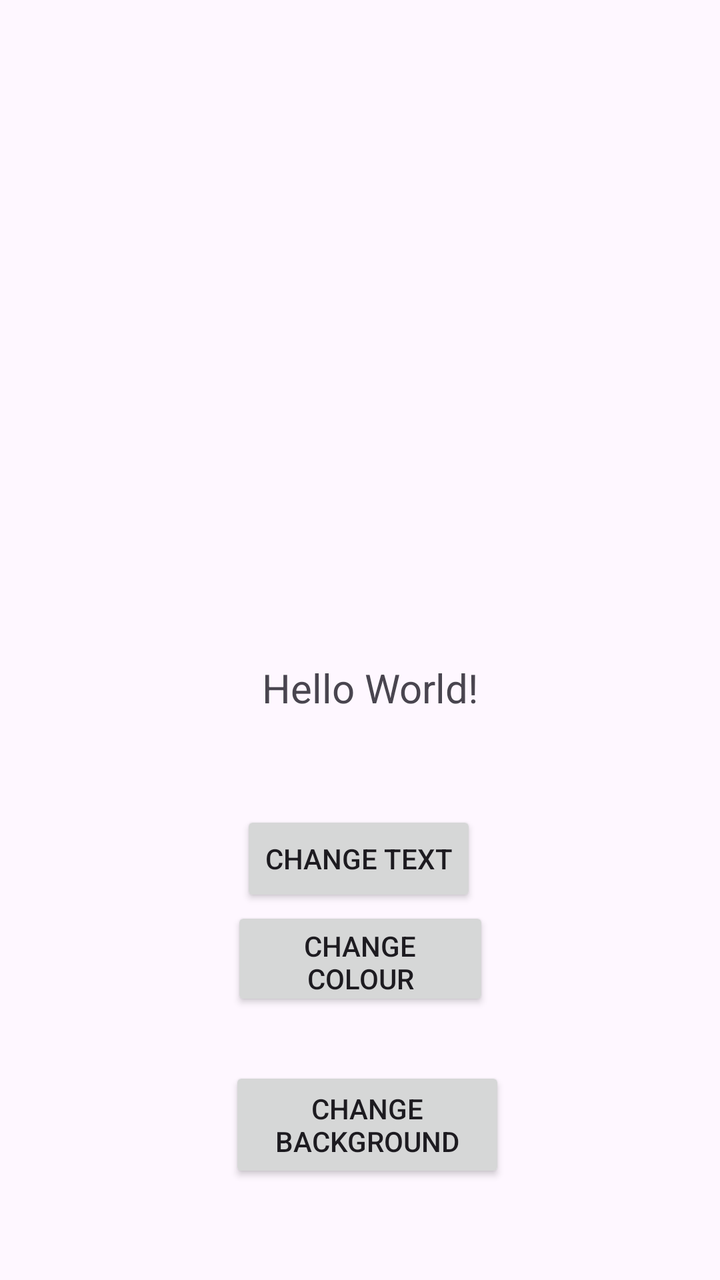
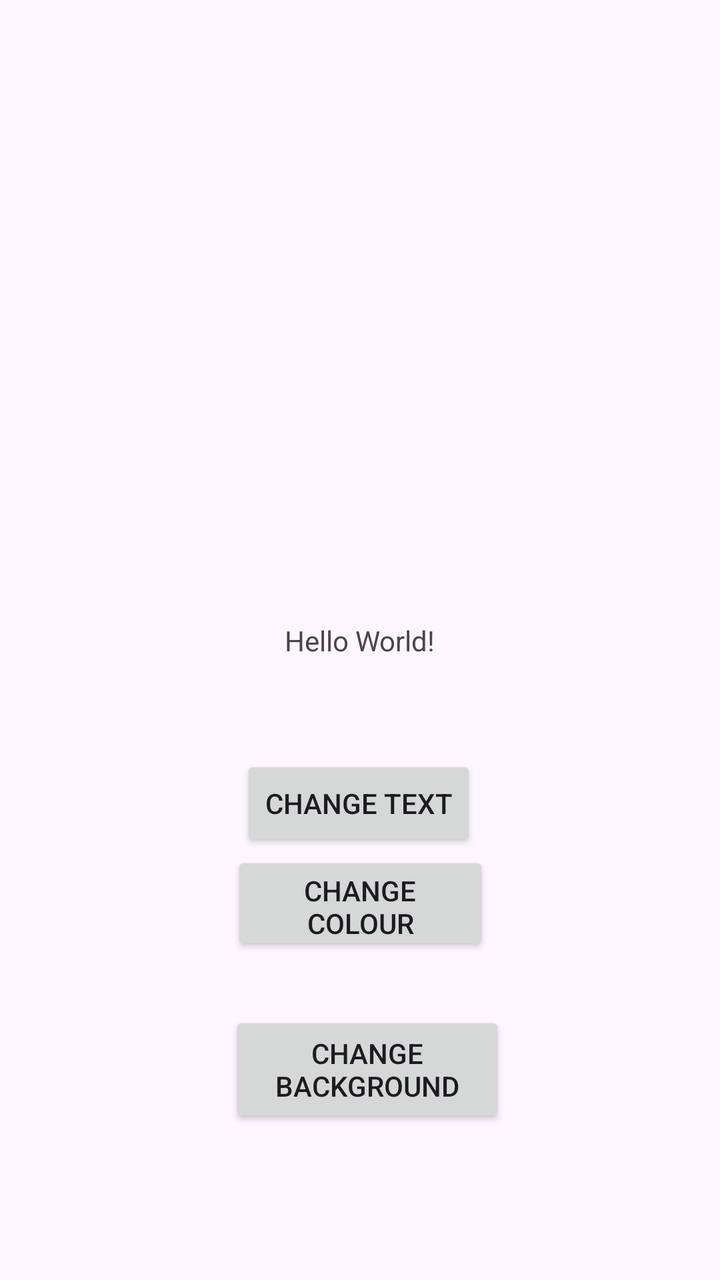

Before-and-after screenshots of an Android layout around one commit, followed by the original layout XML and the change that was made.
<!-- AndroidManifest.xml: application theme Theme.Lab1 -->
<!-- res/layout/activity_main.xml -->
<?xml version="1.0" encoding="utf-8"?>
<androidx.constraintlayout.widget.ConstraintLayout xmlns:android="http://schemas.android.com/apk/res/android"
    xmlns:app="http://schemas.android.com/apk/res-auto"
    xmlns:tools="http://schemas.android.com/tools"
    android:id="@+id/main"
    android:layout_width="match_parent"
    android:layout_height="match_parent"
    tools:context=".MainActivity">

    <TextView
        android:id="@+id/displayText"
        android:layout_width="136dp"
        android:layout_height="27dp"
        android:text="Hello World!"
        android:textSize="20sp"
        app:layout_constraintBottom_toBottomOf="parent"
        app:layout_constraintEnd_toEndOf="parent"
        app:layout_constraintHorizontal_bias="0.585"
        app:layout_constraintStart_toStartOf="parent"
        app:layout_constraintTop_toTopOf="parent"
        app:layout_constraintVertical_bias="0.539" />

    <Button
        android:id="@+id/changeTextButton"
        android:layout_width="wrap_content"
        android:layout_height="wrap_content"
        android:layout_marginTop="48dp"
        android:text="Change Text"
        app:layout_constraintEnd_toEndOf="parent"
        app:layout_constraintHorizontal_bias="0.497"
        app:layout_constraintStart_toStartOf="parent"
        app:layout_constraintTop_toBottomOf="@+id/displayText" />

    <Button
        android:id="@+id/changeColourButton"
        android:layout_width="129dp"
        android:layout_height="52dp"
        android:text="Change Colour"
        app:layout_constraintEnd_toEndOf="parent"
        app:layout_constraintStart_toStartOf="parent"
        app:layout_constraintTop_toBottomOf="@+id/changeTextButton" />

    <Button
        android:id="@+id/changeBackgroundButton"
        android:layout_width="138dp"
        android:layout_height="58dp"
        android:layout_marginTop="28dp"
        android:text="Change Background"
        app:layout_constraintEnd_toEndOf="parent"
        app:layout_constraintHorizontal_bias="0.516"
        app:layout_constraintStart_toStartOf="parent"
        app:layout_constraintTop_toBottomOf="@+id/changeColourButton" />

</androidx.constraintlayout.widget.ConstraintLayout>
<!-- resources referenced by this layout -->
<resources>
  <style name="Theme.Lab1" parent="Base.Theme.Lab1" />
  <style name="Base.Theme.Lab1" parent="Theme.Material3.DayNight.NoActionBar">
          
          
      </style>
</resources>

<!-- the commit's change to res/layout/activity_main.xml (unified diff, before → after) -->
@@ -9,16 +9,13 @@
 
     <TextView
         android:id="@+id/displayText"
-        android:layout_width="136dp"
-        android:layout_height="27dp"
+        android:layout_width="wrap_content"
+        android:layout_height="wrap_content"
         android:text="Hello World!"
-        android:textSize="20sp"
         app:layout_constraintBottom_toBottomOf="parent"
         app:layout_constraintEnd_toEndOf="parent"
-        app:layout_constraintHorizontal_bias="0.585"
         app:layout_constraintStart_toStartOf="parent"
-        app:layout_constraintTop_toTopOf="parent"
-        app:layout_constraintVertical_bias="0.539" />
+        app:layout_constraintTop_toTopOf="parent" />
 
     <Button
         android:id="@+id/changeTextButton"
